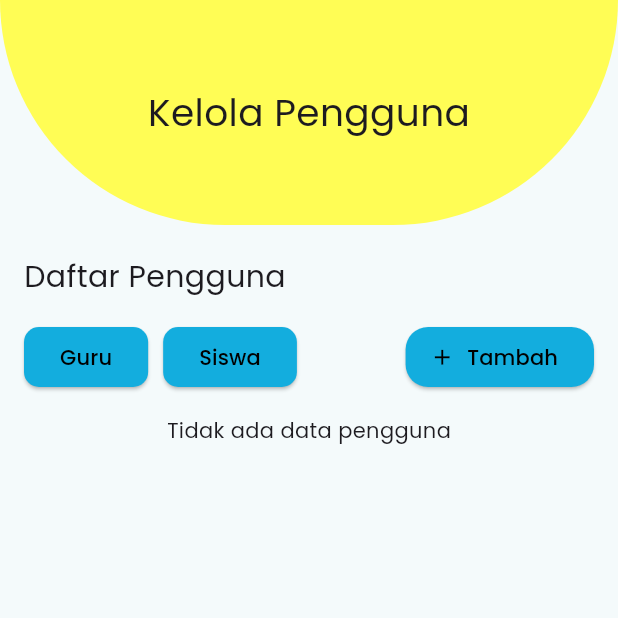
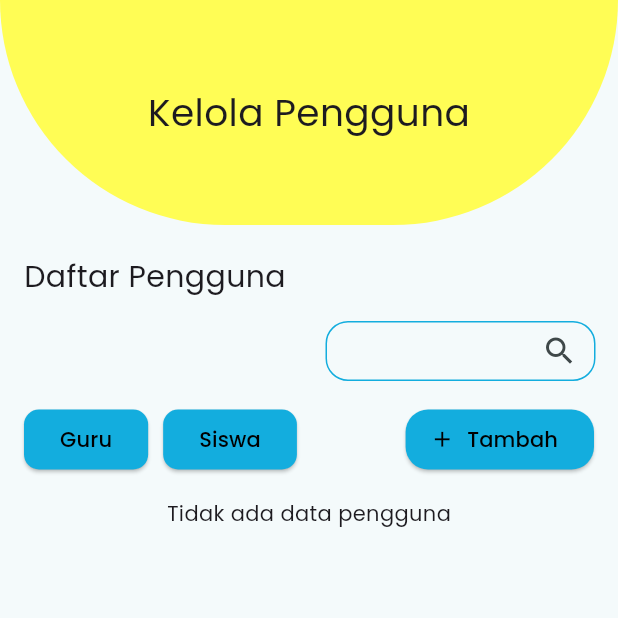
Before and after one commit to fadliaditya06/Microlearning-Mobile, a Flutter app: the KelolaPengguna screen opened directly, on a phone screen of 412 x 824 dp, the top half of it. Run offline on Flutter 3.47's test engine with Material 3 defaults, Android fonts, the phone set to English and light mode, and no system bars; our stand-ins replace cloud_firestore, file_picker, firebase_auth, firebase_core, firebase_storage, get and 5 more; missing offline and left inert: syncfusion_flutter_pdfviewer; accounts and stored records are empty.

Commit message:
penambahan search pada kelola pengajar dan kelola pengguna, serta sedikit perbaikan pada daftar siswa dan daftar konten

```diff
--- a/lib/views/admin/kelola_pengguna.dart
+++ b/lib/views/admin/kelola_pengguna.dart
@@ -11,10 +11,26 @@ class KelolaPengguna extends StatefulWidget {
 }
 
 class KelolaPenggunaState extends State<KelolaPengguna> {
-  final CollectionReference usersCollection =
-      FirebaseFirestore.instance.collection('users');
-      String? _selectedRole;
+  final CollectionReference usersCollection = FirebaseFirestore.instance.collection('users');
+  final TextEditingController _searchController = TextEditingController();
+  String? _selectedRole;
+  String _searchQuery = "";
 
+  @override
+  void initState() {
+    super.initState();
+    _searchController.addListener(() {
+      setState(() {
+        _searchQuery = _searchController.text.toLowerCase();
+      });
+    });
+  }
+
+  @override
+  void dispose() {
+    _searchController.dispose();
+    super.dispose();
+  }
 
   void _showDeleteConfirmationDialog(String id) {
     showDialog(
@@ -22,8 +38,7 @@ class KelolaPenggunaState extends State<KelolaPengguna> {
       builder: (BuildContext context) {
         return AlertDialog(
           title: const Text('Konfirmasi Hapus'),
-          content:
-              const Text('Apakah Anda yakin ingin menghapus data pengguna ini?'),
+          content: const Text('Apakah Anda yakin ingin menghapus data pengguna ini?'),
           actions: <Widget>[
             TextButton(
               onPressed: () {
@@ -114,6 +129,33 @@ class KelolaPenggunaState extends State<KelolaPengguna> {
               ),
             ),
             const SizedBox(height: 15),
+            // Search Bar
+            Align(
+              alignment: Alignment.centerRight,
+              child: Padding(
+                padding: const EdgeInsets.only(right: 15),
+                child: SizedBox(
+                  width: 180,
+                  height: 40,
+                  child: TextField(
+                    controller: _searchController,
+                    decoration: InputDecoration(
+                      contentPadding: const EdgeInsets.symmetric(vertical: 6, horizontal: 10),
+                      suffixIcon: const Icon(Icons.search),
+                      enabledBorder: OutlineInputBorder(
+                        borderRadius: BorderRadius.circular(15),
+                        borderSide: const BorderSide(color: Color(0xFF13ADDE), width: 1),
+                      ),
+                      focusedBorder: OutlineInputBorder(
+                        borderRadius: BorderRadius.circular(10),
+                        borderSide: const BorderSide(color: Color(0xFF13ADDE), width: 1),
+                      ),
+                    ),
+                  ),
+                ),
+              ),
+            ),
+            const SizedBox(height: 15),
             // Tombol Filter dan Tambah
             Padding(
               padding: const EdgeInsets.symmetric(horizontal: 16.0),
@@ -199,7 +241,9 @@ class KelolaPenggunaState extends State<KelolaPengguna> {
                       .where('role', isEqualTo: _selectedRole)
                       .orderBy('name', descending: false)
                       .snapshots()
-                  : usersCollection.orderBy('name', descending: false).snapshots(),
+                  : usersCollection
+                      .orderBy('name', descending: false)
+                      .snapshots(),
               builder: (context, snapshot) {
                 if (snapshot.hasError) {
                   return const Center(child: Text("Terjadi kesalahan"));
@@ -212,7 +256,24 @@ class KelolaPenggunaState extends State<KelolaPengguna> {
                   return const Center(child: Text("Tidak ada data pengguna"));
                 }
 
-                final data = snapshot.data!.docs;
+                // Filter data berdasarkan search query
+                final data = snapshot.data!.docs.where((doc) {
+                  final docData = doc.data() as Map<String, dynamic>;
+                  final name = docData['name']?.toString().toLowerCase() ?? '';
+                  return name.contains(_searchQuery);
+                }).toList();
+
+                if (data.isEmpty) {
+                  return const Center(
+                    child: Padding(
+                      padding: EdgeInsets.only(top: 100),
+                      child: Text(
+                        "Tidak ada nama pengguna yang cocok.",
+                        style: TextStyle(fontSize: 15),
+                      ),
+                    ),
+                  );
+                }
 
                 return Padding(
                   padding: const EdgeInsets.all(16.0),
@@ -304,7 +365,7 @@ class KelolaPenggunaState extends State<KelolaPengguna> {
                             style: GoogleFonts.poppins(),
                           )),
                           DataCell(Text(
-                            peranIndo (docData['role']),
+                            peranIndo(docData['role']),
                             style: GoogleFonts.poppins(),
                           )),
                           DataCell(Text(
--- a/lib/views/guru/daftar_siswa.dart
+++ b/lib/views/guru/daftar_siswa.dart
@@ -129,7 +129,7 @@ class DaftarSiswaPageState extends State<DaftarSiswaPage> {
                   return Padding(
                     padding: const EdgeInsets.only(top: 50),
                     child: Text(
-                      'Tidak ada data siswa yang cocok.',
+                      'Tidak ada nama siswa yang cocok.',
                       style: GoogleFonts.poppins(fontSize: 17),
                     ),
                   );
```
Also changed, not shown: lib/views/admin/kelola_pengajar.dart (+68 -13 lines), lib/views/materi/daftar_konten.dart (+4 -8 lines).
